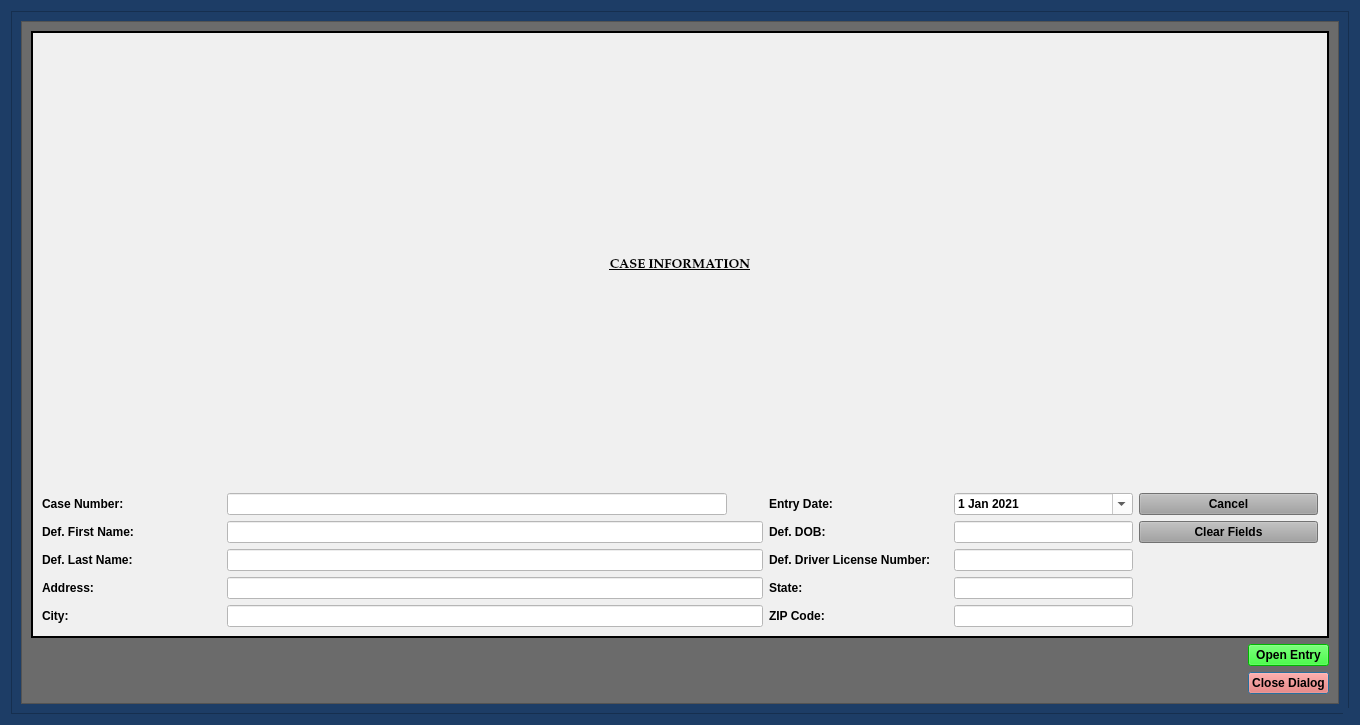
Old version of the form munientry/views/ui/DenyPrivilegesDialog.ui in the repository HunterProgram22/MuniEntry.
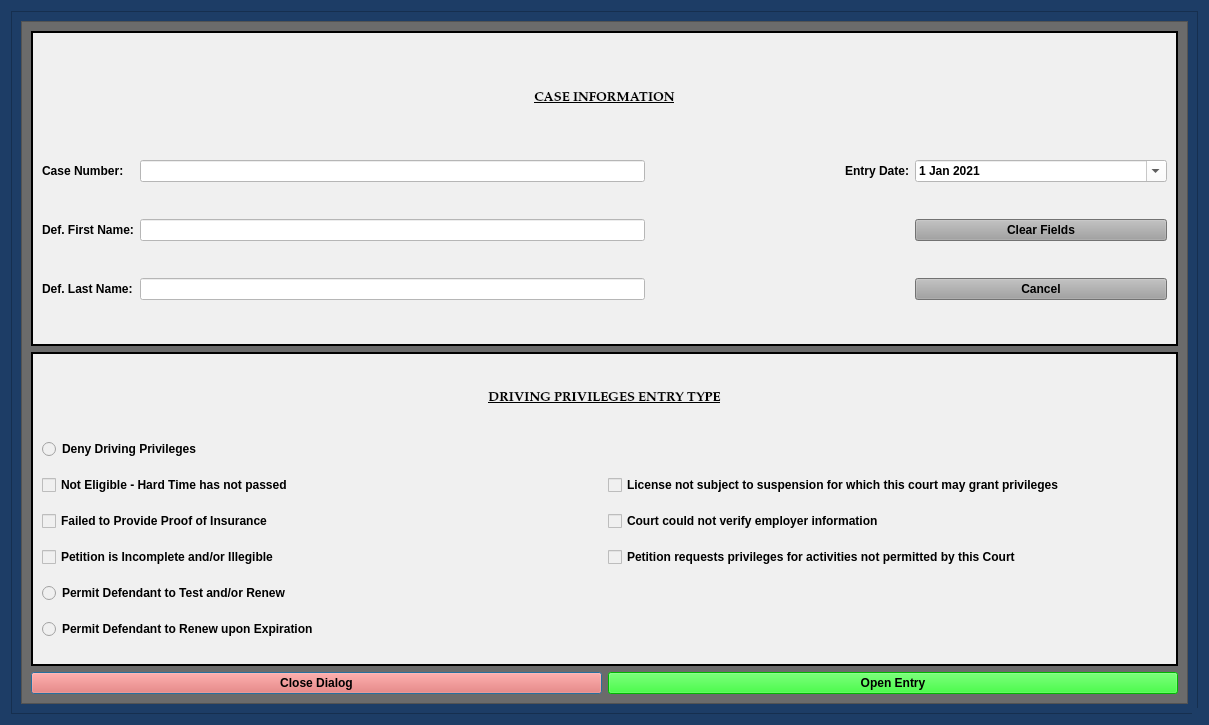
New version of the form. Custom widgets are drawn as their Qt base class.

Commit message: Added all radio buttons for deny driving.

The edit to the form file:
```diff
--- a/munientry/views/ui/DenyPrivilegesDialog.ui
+++ b/munientry/views/ui/DenyPrivilegesDialog.ui
@@ -9,7 +9,7 @@
    <rect>
     <x>0</x>
     <y>0</y>
-    <width>1360</width>
+    <width>1209</width>
     <height>725</height>
    </rect>
   </property>
@@ -177,12 +177,119 @@
           <rect>
            <x>0</x>
            <y>0</y>
-           <width>1320</width>
+           <width>1169</width>
            <height>685</height>
           </rect>
          </property>
-         <layout class="QGridLayout" name="gridLayout_2" columnstretch="1,0">
-          <item row="3" column="1">
+         <layout class="QGridLayout" name="gridLayout_2" columnstretch="0,0">
+          <item row="1" column="0" colspan="2">
+           <widget class="QFrame" name="frame">
+            <property name="styleSheet">
+             <string notr="true">background-color: rgb(240, 240, 240);</string>
+            </property>
+            <property name="frameShape">
+             <enum>QFrame::Box</enum>
+            </property>
+            <property name="frameShadow">
+             <enum>QFrame::Plain</enum>
+            </property>
+            <property name="lineWidth">
+             <number>2</number>
+            </property>
+            <layout class="QGridLayout" name="gridLayout_3">
+             <item row="1" column="0">
+              <widget class="QRadioButton" name="deny_privileges_radio_btn">
+               <property name="text">
+                <string>Deny Driving Privileges</string>
+               </property>
+              </widget>
+             </item>
+             <item row="5" column="0">
+              <widget class="QRadioButton" name="permit_test_radio_btn">
+               <property name="text">
+                <string>Permit Defendant to Test and/or Renew</string>
+               </property>
+              </widget>
+             </item>
+             <item row="6" column="0">
+              <widget class="QRadioButton" name="permit_renew_radio_btn">
+               <property name="text">
+                <string>Permit Defendant to Renew upon Expiration</string>
+               </property>
+              </widget>
+             </item>
+             <item row="2" column="0">
+              <widget class="QCheckBox" name="hard_time_check_box">
+               <property name="text">
+                <string>Not Eligible - Hard Time has not passed</string>
+               </property>
+              </widget>
+             </item>
+             <item row="0" column="0" colspan="2">
+              <widget class="QLabel" name="label_4">
+               <property name="maximumSize">
+                <size>
+                 <width>16777215</width>
+                 <height>50</height>
+                </size>
+               </property>
+               <property name="font">
+                <font>
+                 <family>Palatino Linotype</family>
+                 <pointsize>10</pointsize>
+                 <weight>75</weight>
+                 <italic>false</italic>
+                 <bold>true</bold>
+                 <underline>true</underline>
+                </font>
+               </property>
+               <property name="text">
+                <string>DRIVING PRIVILEGES ENTRY TYPE</string>
+               </property>
+               <property name="alignment">
+                <set>Qt::AlignCenter</set>
+               </property>
+              </widget>
+             </item>
+             <item row="4" column="0">
+              <widget class="QCheckBox" name="petition_incomplete_check_box">
+               <property name="text">
+                <string>Petition is Incomplete and/or Illegible</string>
+               </property>
+              </widget>
+             </item>
+             <item row="3" column="1">
+              <widget class="QCheckBox" name="no_employer_info_check_box">
+               <property name="text">
+                <string>Court could not verify employer information</string>
+               </property>
+              </widget>
+             </item>
+             <item row="3" column="0">
+              <widget class="QCheckBox" name="no_insurance_check_box">
+               <property name="text">
+                <string>Failed to Provide Proof of Insurance</string>
+               </property>
+              </widget>
+             </item>
+             <item row="2" column="1">
+              <widget class="QCheckBox" name="no_jurisdiction_check_box">
+               <property name="text">
+                <string>License not subject to suspension for which this court may grant privileges</string>
+               </property>
+              </widget>
+             </item>
+             <item row="4" column="1">
+              <widget class="QCheckBox" name="prohibited_actitivies_check_box">
+               <property name="text">
+                <string>Petition requests privileges for activities not permitted by this Court</string>
+               </property>
+              </widget>
+             </item>
+            </layout>
+           </widget>
+          </item>
+          <item row="3" column="0">
            <widget class="QPushButton" name="close_dialog_Button">
             <property name="styleSheet">
              <string notr="true">background-color: rgb(255, 96, 82);
@@ -194,6 +301,21 @@
             </property>
            </widget>
           </item>
+          <item row="3" column="1">
+           <widget class="QPushButton" name="create_entry_Button">
+            <property name="styleSheet">
+             <string notr="true">background-color: rgb(0, 255, 0);
+font: 75 11pt &quot;Palatino Linotype&quot;;
+font-weight: bold;</string>
+            </property>
+            <property name="text">
+             <string>Open Entry</string>
+            </property>
+            <property name="autoDefault">
+             <bool>false</bool>
+            </property>
+           </widget>
+          </item>
           <item row="0" column="0" colspan="2">
            <widget class="QFrame" name="case_name_Frame">
             <property name="sizePolicy">
@@ -214,104 +336,15 @@
             <property name="lineWidth">
              <number>2</number>
             </property>
-            <layout class="QGridLayout" name="gridLayout" columnstretch="1,3,1,1,1">
-             <item row="1" column="0">
-              <widget class="QLabel" name="label_3">
-               <property name="text">
-                <string>Case Number:</string>
-               </property>
-              </widget>
-             </item>
-             <item row="1" column="1">
-              <widget class="QLineEdit" name="case_number_lineEdit">
-               <property name="maximumSize">
-                <size>
-                 <width>500</width>
-                 <height>16777215</height>
-                </size>
-               </property>
-               <property name="styleSheet">
-                <string notr="true">background-color: rgb(255, 255, 255);</string>
-               </property>
-              </widget>
-             </item>
-             <item row="1" column="2">
-              <widget class="QLabel" name="label_26">
-               <property name="text">
-                <string>Entry Date:</string>
-               </property>
-              </widget>
-             </item>
-             <item row="1" column="3">
-              <widget class="NoScrollDateEdit" name="plea_trial_date">
-               <property name="focusPolicy">
-                <enum>Qt::NoFocus</enum>
-               </property>
-               <property name="styleSheet">
-                <string notr="true">color: rgb(0, 0, 0);
-background-color: rgb(255, 255, 255);</string>
-               </property>
-               <property name="minimumDate">
-                <date>
-                 <year>2021</year>
-                 <month>1</month>
-                 <day>1</day>
-                </date>
-               </property>
-               <property name="calendarPopup">
-                <bool>true</bool>
-               </property>
-               <property name="date">
-                <date>
-                 <year>2021</year>
-                 <month>1</month>
-                 <day>1</day>
-                </date>
-               </property>
-              </widget>
-             </item>
-             <item row="1" column="4">
-              <widget class="QPushButton" name="cancel_Button">
-               <property name="focusPolicy">
-                <enum>Qt::NoFocus</enum>
-               </property>
-               <property name="styleSheet">
-                <string notr="true">background-color: rgb(160, 160, 160);</string>
-               </property>
-               <property name="text">
-                <string>Cancel</string>
-               </property>
-              </widget>
-             </item>
-             <item row="2" column="0">
+            <layout class="QGridLayout" name="gridLayout" columnstretch="0,2,0,1,1">
+             <item row="4" column="0">
               <widget class="QLabel" name="label">
                <property name="text">
                 <string>Def. First Name:</string>
                </property>
               </widget>
              </item>
-             <item row="2" column="1">
-              <widget class="QLineEdit" name="defendant_first_name_lineEdit">
-               <property name="styleSheet">
-                <string notr="true">background-color: rgb(255, 255, 255);</string>
-               </property>
-              </widget>
-             </item>
-             <item row="2" column="2">
-              <widget class="QLabel" name="label_8">
-               <property name="text">
-                <string>Def. DOB:</string>
-               </property>
-              </widget>
-             </item>
-             <item row="2" column="3">
-              <widget class="QLineEdit" name="defendant_dob_lineEdit">
-               <property name="styleSheet">
-                <string notr="true">background-color: rgb(255, 255, 255);</string>
-               </property>
-              </widget>
-             </item>
-             <item row="2" column="4">
+             <item row="4" column="4">
               <widget class="QPushButton" name="clear_fields_case_Button">
                <property name="focusPolicy">
                 <enum>Qt::NoFocus</enum>
@@ -324,14 +357,14 @@
                </property>
               </widget>
              </item>
-             <item row="3" column="0">
-              <widget class="QLabel" name="label_2">
-               <property name="text">
-                <string>Def. Last Name:</string>
+             <item row="4" column="1">
+              <widget class="QLineEdit" name="defendant_first_name_lineEdit">
+               <property name="styleSheet">
+                <string notr="true">background-color: rgb(255, 255, 255);</string>
                </property>
               </widget>
              </item>
-             <item row="3" column="1">
+             <item row="5" column="1">
               <widget class="QLineEdit" name="defendant_last_name_lineEdit">
                <property name="enabled">
                 <bool>true</bool>
@@ -341,81 +374,21 @@
                </property>
               </widget>
              </item>
-             <item row="3" column="2">
-              <widget class="QLabel" name="label_9">
-               <property name="text">
-                <string>Def. Driver License Number:</string>
-               </property>
-              </widget>
-             </item>
-             <item row="3" column="3">
-              <widget class="QLineEdit" name="defendant_driver_license_lineEdit">
-               <property name="styleSheet">
-                <string notr="true">background-color: rgb(255, 255, 255);</string>
-               </property>
-               <property name="text">
-                <string/>
-               </property>
-              </widget>
-             </item>
-             <item row="4" column="0">
-              <widget class="QLabel" name="label_11">
-               <property name="text">
-                <string>Address:</string>
-               </property>
-              </widget>
-             </item>
-             <item row="4" column="1">
-              <widget class="QLineEdit" name="defendant_address_lineEdit">
-               <property name="styleSheet">
-                <string notr="true">background-color: rgb(255, 255, 255);</string>
-               </property>
-              </widget>
-             </item>
-             <item row="4" column="2">
-              <widget class="QLabel" name="label_13">
-               <property name="text">
-                <string>State:</string>
-               </property>
-              </widget>
-             </item>
-             <item row="4" column="3">
-              <widget class="QLineEdit" name="defendant_state_lineEdit">
-               <property name="styleSheet">
-                <string notr="true">background-color: rgb(255, 255, 255);</string>
-               </property>
-              </widget>
-             </item>
              <item row="5" column="0">
-              <widget class="QLabel" name="label_12">
+              <widget class="QLabel" name="label_2">
                <property name="text">
-                <string>City:</string>
-               </property>
-              </widget>
-             </item>
-             <item row="5" column="1">
-              <widget class="QLineEdit" name="defendant_city_lineEdit">
-               <property name="styleSheet">
-                <string notr="true">background-color: rgb(255, 255, 255);</string>
-               </property>
-              </widget>
-             </item>
-             <item row="5" column="2">
-              <widget class="QLabel" name="label_14">
-               <property name="text">
-                <string>ZIP Code:</string>
-               </property>
-              </widget>
-             </item>
-             <item row="5" column="3">
-              <widget class="QLineEdit" name="defendant_zipcode_lineEdit">
-               <property name="styleSheet">
-                <string notr="true">background-color: rgb(255, 255, 255);</string>
+                <string>Def. Last Name:</string>
                </property>
               </widget>
              </item>
              <item row="0" column="0" colspan="5">
               <widget class="QLabel" name="label_6">
+               <property name="maximumSize">
+                <size>
+                 <width>16777215</width>
+                 <height>50</height>
+                </size>
+               </property>
                <property name="font">
                 <font>
                  <family>Palatino Linotype</family>
@@ -434,24 +407,80 @@
                </property>
               </widget>
              </item>
+             <item row="5" column="4">
+              <widget class="QPushButton" name="cancel_Button">
+               <property name="focusPolicy">
+                <enum>Qt::NoFocus</enum>
+               </property>
+               <property name="styleSheet">
+                <string notr="true">background-color: rgb(160, 160, 160);</string>
+               </property>
+               <property name="text">
+                <string>Cancel</string>
+               </property>
+              </widget>
+             </item>
+             <item row="3" column="4">
+              <widget class="NoScrollDateEdit" name="plea_trial_date">
+               <property name="focusPolicy">
+                <enum>Qt::NoFocus</enum>
+               </property>
+               <property name="styleSheet">
+                <string notr="true">color: rgb(0, 0, 0);
+background-color: rgb(255, 255, 255);</string>
+               </property>
+               <property name="minimumDate">
+                <date>
+                 <year>2021</year>
+                 <month>1</month>
+                 <day>1</day>
+                </date>
+               </property>
+               <property name="calendarPopup">
+                <bool>true</bool>
+               </property>
+               <property name="date">
+                <date>
+                 <year>2021</year>
+                 <month>1</month>
+                 <day>1</day>
+                </date>
+               </property>
+              </widget>
+             </item>
+             <item row="3" column="1">
+              <widget class="QLineEdit" name="case_number_lineEdit">
+               <property name="maximumSize">
+                <size>
+                 <width>750</width>
+                 <height>16777215</height>
+                </size>
+               </property>
+               <property name="styleSheet">
+                <string notr="true">background-color: rgb(255, 255, 255);</string>
+               </property>
+              </widget>
+             </item>
+             <item row="3" column="0">
+              <widget class="QLabel" name="label_3">
+               <property name="text">
+                <string>Case Number:</string>
+               </property>
+              </widget>
+             </item>
+             <item row="3" column="2" colspan="2">
+              <widget class="QLabel" name="label_26">
+               <property name="text">
+                <string>Entry Date:</string>
+               </property>
+               <property name="alignment">
+                <set>Qt::AlignRight|Qt::AlignTrailing|Qt::AlignVCenter</set>
+               </property>
+              </widget>
+             </item>
             </layout>
            </widget>
           </item>
-          <item row="2" column="1">
-           <widget class="QPushButton" name="create_entry_Button">
-            <property name="styleSheet">
-             <string notr="true">background-color: rgb(0, 255, 0);
-font: 75 11pt &quot;Palatino Linotype&quot;;
-font-weight: bold;</string>
-            </property>
-            <property name="text">
-             <string>Open Entry</string>
-            </property>
-            <property name="autoDefault">
-             <bool>false</bool>
-            </property>
-           </widget>
-          </item>
          </layout>
         </widget>
        </widget>
```
Left out of the diff: 9 changed lines with no effect on the pictures. The commit also changes 1 other file.
